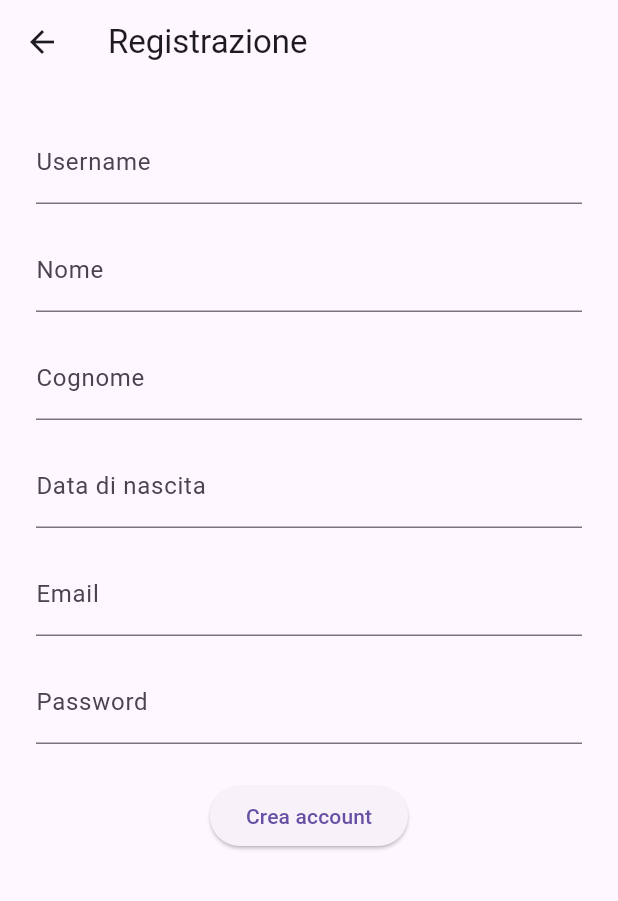
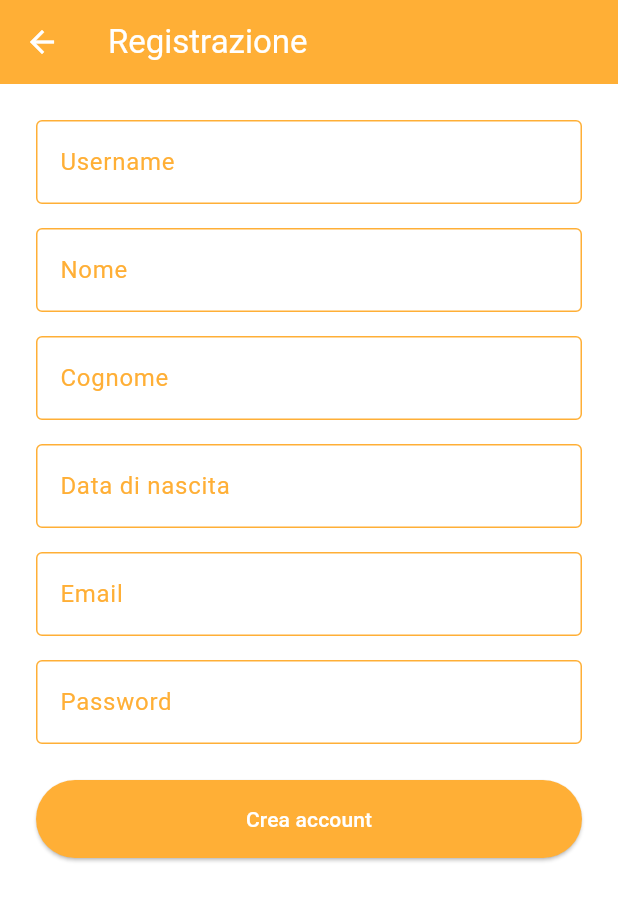
Before and after one commit to garbage016/StepOnTrackFlutter, a Flutter app: the RegistrationScreen screen opened directly, on a phone screen of 412 x 824 dp. Shown: the top 901 px of the screen. Run offline on Flutter 3.47's test engine with Material 3 defaults, Android fonts, the phone set to English and light mode, and no system bars; our stand-ins replace cloud_firestore, firebase_auth, firebase_core, flutter_map, geolocator, latlong2 and 2 more; missing offline and left inert: flutter_osm_plugin; accounts and stored records are empty; network calls fail.

Commit message:
fine. Ritocco grafico

```diff
--- a/lib/ui/view/Register.dart
+++ b/lib/ui/view/Register.dart
@@ -1,5 +1,6 @@
 import 'package:flutter/material.dart';
 import '../../repository/AuthRepository.dart';
+import '../theme/Color.dart';
 
 class RegistrationScreen extends StatefulWidget {
   final VoidCallback onBackClick;
@@ -100,11 +101,15 @@ class _RegistrationScreenState extends State<RegistrationScreen> {
   @override
   Widget build(BuildContext context) {
     return Scaffold(
+      backgroundColor: standardWhite,
       appBar: AppBar(
         title: const Text('Registrazione'),
+        backgroundColor: arancioSchermata,
+        foregroundColor: standardWhite,
         leading: IconButton(
           icon: const Icon(Icons.arrow_back),
           onPressed: widget.onBackClick,
+          color: standardWhite,
         ),
       ),
       body: SingleChildScrollView(
@@ -118,6 +123,13 @@ class _RegistrationScreenState extends State<RegistrationScreen> {
                 controller: usernameController,
                 decoration: InputDecoration(
                   labelText: 'Username',
+                  labelStyle: TextStyle(color: arancioSchermata),
+                  enabledBorder: OutlineInputBorder(
+                    borderSide: BorderSide(color: arancioSchermata),
+                  ),
+                  focusedBorder: OutlineInputBorder(
+                    borderSide: BorderSide(color: rossoArancio, width: 2),
+                  ),
                   errorText: usernameDisponibile ? null : usernameErrore,
                 ),
                 validator: (value) {
@@ -135,7 +147,16 @@ class _RegistrationScreenState extends State<RegistrationScreen> {
               // Nome
               TextFormField(
                 controller: nomeController,
-                decoration: const InputDecoration(labelText: 'Nome'),
+                decoration: InputDecoration(
+                  labelText: 'Nome',
+                  labelStyle: TextStyle(color: arancioSchermata),
+                  enabledBorder: OutlineInputBorder(
+                    borderSide: BorderSide(color: arancioSchermata),
+                  ),
+                  focusedBorder: OutlineInputBorder(
+                    borderSide: BorderSide(color: rossoArancio, width: 2),
+                  ),
+                ),
                 validator: (value) {
                   if (value == null || value.trim().isEmpty) {
                     return 'Inserisci nome';
@@ -151,7 +172,16 @@ class _RegistrationScreenState extends State<RegistrationScreen> {
               // Cognome
               TextFormField(
                 controller: cognomeController,
-                decoration: const InputDecoration(labelText: 'Cognome'),
+                decoration: InputDecoration(
+                  labelText: 'Cognome',
+                  labelStyle: TextStyle(color: arancioSchermata),
+                  enabledBorder: OutlineInputBorder(
+                    borderSide: BorderSide(color: arancioSchermata),
+                  ),
+                  focusedBorder: OutlineInputBorder(
+                    borderSide: BorderSide(color: rossoArancio, width: 2),
+                  ),
+                ),
                 validator: (value) {
                   if (value == null || value.trim().isEmpty) {
                     return 'Inserisci cognome';
@@ -167,9 +197,16 @@ class _RegistrationScreenState extends State<RegistrationScreen> {
               // Data di nascita
               TextFormField(
                 controller: birthDateController,
-                decoration: const InputDecoration(
+                decoration: InputDecoration(
                   labelText: 'Data di nascita',
                   hintText: 'gg/mm/aaaa',
+                  labelStyle: TextStyle(color: arancioSchermata),
+                  enabledBorder: OutlineInputBorder(
+                    borderSide: BorderSide(color: arancioSchermata),
+                  ),
+                  focusedBorder: OutlineInputBorder(
+                    borderSide: BorderSide(color: rossoArancio, width: 2),
+                  ),
                 ),
                 readOnly: true,
                 onTap: _selectBirthDate,
@@ -185,7 +222,16 @@ class _RegistrationScreenState extends State<RegistrationScreen> {
               // Email
               TextFormField(
                 controller: emailController,
-                decoration: const InputDecoration(labelText: 'Email'),
+                decoration: InputDecoration(
+                  labelText: 'Email',
+                  labelStyle: TextStyle(color: arancioSchermata),
+                  enabledBorder: OutlineInputBorder(
+                    borderSide: BorderSide(color: arancioSchermata),
+                  ),
+                  focusedBorder: OutlineInputBorder(
+                    borderSide: BorderSide(color: rossoArancio, width: 2),
+                  ),
+                ),
                 validator: (value) {
                   if (value == null || value.isEmpty) return 'Inserisci email';
                   if (!value.contains('@') || !value.contains('.')) {
@@ -199,7 +245,16 @@ class _RegistrationScreenState extends State<RegistrationScreen> {
               // Password
               TextFormField(
                 controller: passwordController,
-                decoration: const InputDecoration(labelText: 'Password'),
+                decoration: InputDecoration(
+                  labelText: 'Password',
+                  labelStyle: TextStyle(color: arancioSchermata),
+                  enabledBorder: OutlineInputBorder(
+                    borderSide: BorderSide(color: arancioSchermata),
+                  ),
+                  focusedBorder: OutlineInputBorder(
+                    borderSide: BorderSide(color: rossoArancio, width: 2),
+                  ),
+                ),
                 obscureText: true,
                 validator: (value) {
                   if (value == null || value.length < 6) {
@@ -212,10 +267,18 @@ class _RegistrationScreenState extends State<RegistrationScreen> {
 
               // Bottone registrazione
               isLoading
-                  ? const CircularProgressIndicator()
-                  : ElevatedButton(
-                onPressed: _register,
-                child: const Text('Crea account'),
+                  ? const CircularProgressIndicator(color: rossoArancio)
+                  : SizedBox(
+                width: double.infinity,
+                child: ElevatedButton(
+                  onPressed: _register,
+                  style: ElevatedButton.styleFrom(
+                    backgroundColor: arancioSchermata,
+                    foregroundColor: standardWhite,
+                    padding: const EdgeInsets.symmetric(vertical: 16),
+                  ),
+                  child: const Text('Crea account'),
+                ),
               ),
             ],
           ),
```
Also changed, not shown: lib/ui/view/Login.dart (+118 -33 lines).
